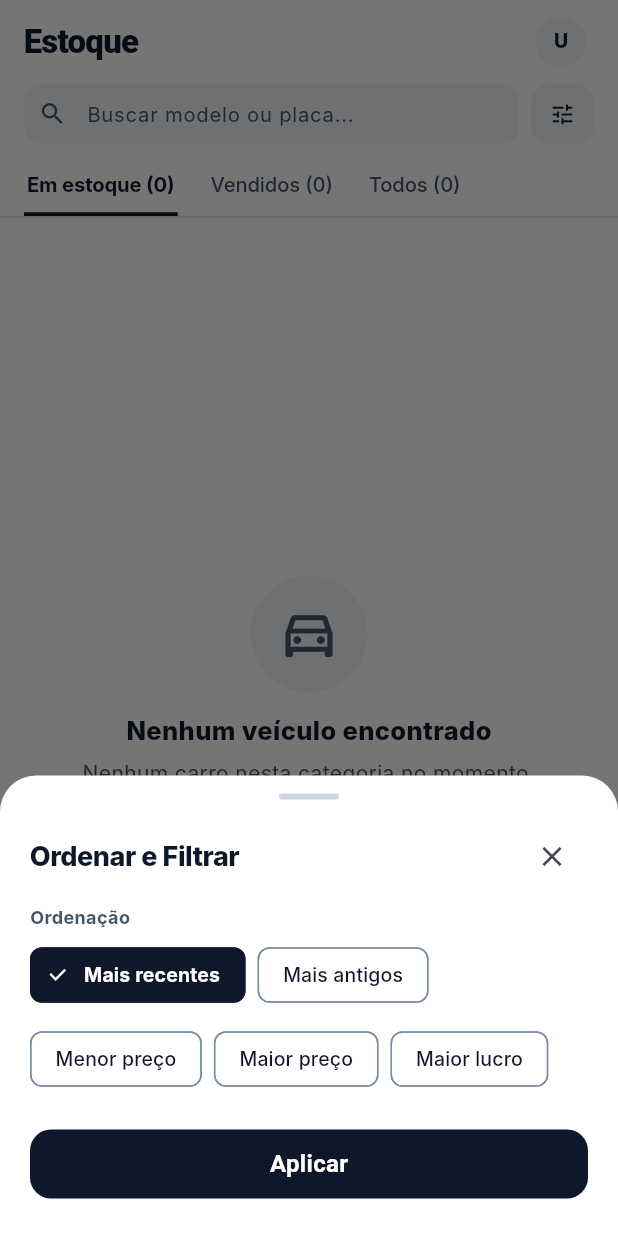
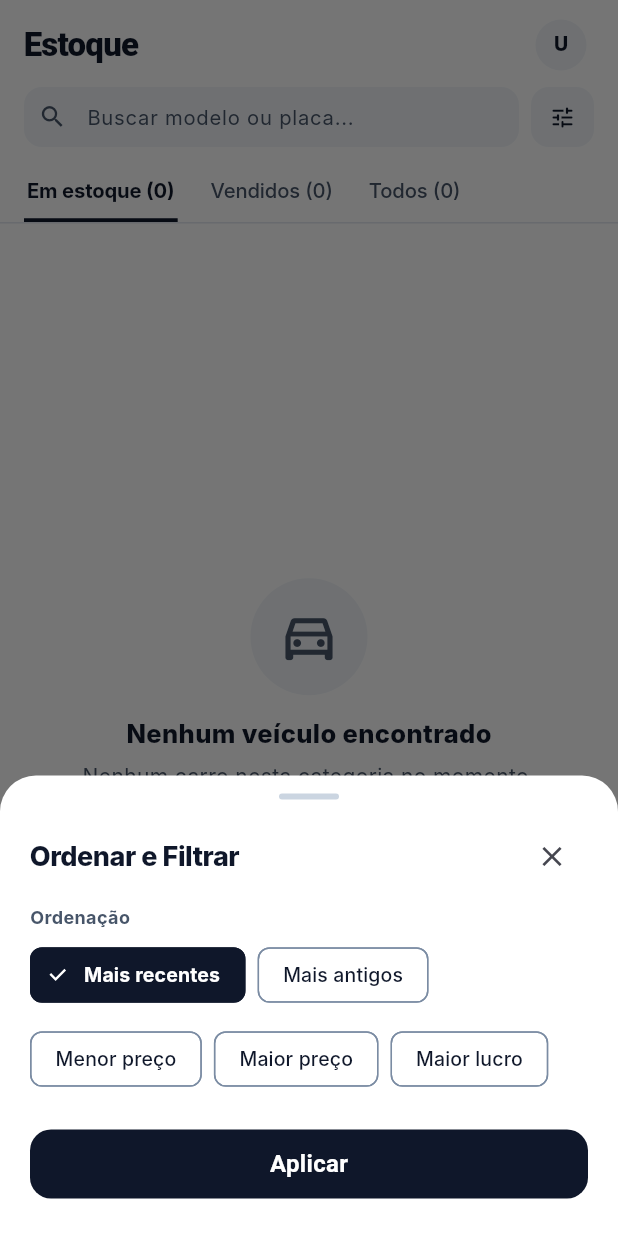
Before and after one commit to xmatheusgc/AutoSaldo, a Flutter app: the screen it shows once a user with an empty profile is signed in, after a tap on the "tune" icon, on a phone screen of 412 x 824 dp. Run offline on Flutter 3.47's test engine with Material 3 defaults, Android fonts, the phone set to English and light mode, and no system bars; our stand-ins replace cloud_firestore, firebase_auth, firebase_core, web; missing offline and left inert: dart:js_interop; accounts and stored records are empty; Roboto replaces fonts that are missing (Inter); statements that could not run were skipped.

Commit message:
refactor(ui): standardize top header alignment and move CSV export out of header

```diff
--- a/lib/presentation/screens/stock/stock_screen.dart
+++ b/lib/presentation/screens/stock/stock_screen.dart
@@ -12,6 +12,7 @@ import '../../theme/app_theme.dart';
 import '../../widgets/app_segmented_control.dart';
 import '../../widgets/car_plate_widget.dart';
 import '../../widgets/responsive_layout.dart';
+import '../../widgets/screen_header_row.dart';
 import 'vehicle_detail_screen.dart';
 import 'vehicle_form_screen.dart';
 
@@ -839,57 +840,17 @@ class _StockScreenState extends State<StockScreen> {
               scrolledUnderElevation: 0,
               backgroundColor: Colors.white,
               surfaceTintColor: Colors.transparent,
-              toolbarHeight: 104,
+              toolbarHeight: 108,
               titleSpacing: 0,
               title: Padding(
                 padding: const EdgeInsets.fromLTRB(16, 8, 16, 10),
                 child: Column(
                   mainAxisSize: MainAxisSize.min,
                   children: [
-                    Row(
-                      children: [
-                        const Expanded(
-                          child: Text(
-                            'Estoque',
-                            style: TextStyle(
-                              fontSize: 22,
-                              fontWeight: FontWeight.w800,
-                              color: AppTheme.textMain,
-                              letterSpacing: -0.5,
-                            ),
-                          ),
-                        ),
-                        if (widget.onOpenAccount != null)
-                          Tooltip(
-                            message: 'Minha Conta',
-                            child: Semantics(
-                              button: true,
-                              label: 'Minha Conta',
-                              child: InkWell(
-                                onTap: widget.onOpenAccount,
-                                borderRadius: BorderRadius.circular(22),
-                                child: SizedBox(
-                                  width: 44,
-                                  height: 44,
-                                  child: Center(
-                                    child: CircleAvatar(
-                                      radius: 17,
-                                      backgroundColor: AppTheme.sectionDivider,
-                                      child: Text(
-                                        widget.userInitial ?? 'U',
-                                        style: const TextStyle(
-                                          fontSize: 13,
-                                          fontWeight: FontWeight.w800,
-                                          color: AppTheme.textMain,
-                                        ),
-                                      ),
-                                    ),
-                                  ),
-                                ),
-                              ),
-                            ),
-                          ),
-                      ],
+                    ScreenHeaderRow(
+                      title: 'Estoque',
+                      userInitial: widget.userInitial,
+                      onOpenAccount: widget.onOpenAccount,
                     ),
                     const SizedBox(height: 6),
                     Row(
@@ -1012,7 +973,9 @@ class _StockScreenState extends State<StockScreen> {
                   child: Column(
                     crossAxisAlignment: CrossAxisAlignment.stretch,
                     children: [
-                      Row(
+                      SizedBox(
+                        height: 44,
+                        child: Row(
                           children: [
                             const Text(
                               'Estoque',
@@ -1053,7 +1016,8 @@ class _StockScreenState extends State<StockScreen> {
                             ),
                           ],
                         ),
-                      const SizedBox(height: 12),
+                      ),
+                      const SizedBox(height: 10),
                       _buildTabsBar(
                         inStockCount,
                         soldCount,
--- a/lib/presentation/screens/summary/monthly_summary_screen.dart
+++ b/lib/presentation/screens/summary/monthly_summary_screen.dart
@@ -13,6 +13,7 @@ import '../../../domain/services/financial_calculator.dart';
 import '../../theme/app_theme.dart';
 import '../../widgets/app_segmented_control.dart';
 import '../../widgets/responsive_layout.dart';
+import '../../widgets/screen_header_row.dart';
 import '../stock/vehicle_detail_screen.dart';
 import 'csv_download_helper.dart';
 import 'model_performance_view.dart';
@@ -564,72 +565,14 @@ class _MonthlySummaryScreenState extends State<MonthlySummaryScreen> {
                         Padding(
                           padding: EdgeInsets.fromLTRB(
                             isDesktopLayout ? 24 : 16,
-                            isDesktopLayout ? 14 : 10,
-                            isDesktopLayout ? 24 : 12,
-                            4,
+                            isDesktopLayout ? 14 : 8,
+                            isDesktopLayout ? 24 : 16,
+                            isDesktopLayout ? 10 : 6,
                           ),
-                          child: Row(
-                            children: [
-                              Expanded(
-                                child: Text(
-                                  'Resumo Financeiro',
-                                  maxLines: 1,
-                                  overflow: TextOverflow.ellipsis,
-                                  style: TextStyle(
-                                    fontSize: isDesktopLayout ? 22 : 20,
-                                    fontWeight: FontWeight.w800,
-                                    color: AppTheme.textMain,
-                                    letterSpacing: -0.5,
-                                  ),
-                                ),
-                              ),
-                              OutlinedButton.icon(
-                                icon: const Icon(Icons.file_download_outlined, size: 17),
-                                label: const Text(
-                                  'Exportar CSV',
-                                  style: TextStyle(fontWeight: FontWeight.w700, fontSize: 12.5),
-                                ),
-                                style: OutlinedButton.styleFrom(
-                                  foregroundColor: AppTheme.textMain,
-                                  backgroundColor: Colors.white,
-                                  side: const BorderSide(color: AppTheme.borderInteractive),
-                                  minimumSize: const Size(110, 38),
-                                  padding: const EdgeInsets.symmetric(horizontal: 12, vertical: 6),
-                                  shape: RoundedRectangleBorder(
-                                    borderRadius: BorderRadius.circular(10),
-                                  ),
-                                ),
-                                onPressed: () => _exportCsv(vehicles, expenses),
-                              ),
-                              if (!isDesktopLayout && widget.onOpenAccount != null) ...[
-                                const SizedBox(width: 4),
-                                Tooltip(
-                                  message: 'Minha Conta',
-                                  child: InkWell(
-                                    onTap: widget.onOpenAccount,
-                                    borderRadius: BorderRadius.circular(22),
-                                    child: SizedBox(
-                                      width: 40,
-                                      height: 40,
-                                      child: Center(
-                                        child: CircleAvatar(
-                                          radius: 16,
-                                          backgroundColor: AppTheme.sectionDivider,
-                                          child: Text(
-                                            widget.userInitial ?? 'U',
-                                            style: const TextStyle(
-                                              fontSize: 13,
-                                              fontWeight: FontWeight.w800,
-                                              color: AppTheme.textMain,
-                                            ),
-                                          ),
-                                        ),
-                                      ),
-                                    ),
-                                  ),
-                                ),
-                              ],
-                            ],
+                          child: ScreenHeaderRow(
+                            title: 'Resumo Financeiro',
+                            userInitial: widget.userInitial,
+                            onOpenAccount: !isDesktopLayout ? widget.onOpenAccount : null,
                           ),
                         ),
                         AppUnderlineTabBar<int>(
@@ -1121,7 +1064,10 @@ class _MonthlySummaryScreenState extends State<MonthlySummaryScreen> {
                                 ? ResponsiveBreakpoints.maxContentWidth
                                 : 640,
                           ),
-                          child: _selectedSection == 1
+                          child: Column(
+                            crossAxisAlignment: CrossAxisAlignment.stretch,
+                            children: [
+                              _selectedSection == 1
                                   ? Padding(
                                       padding: EdgeInsets.fromLTRB(
                                         isDesktopLayout ? 24 : 16,
@@ -1194,6 +1140,52 @@ class _MonthlySummaryScreenState extends State<MonthlySummaryScreen> {
                                             Padding(
                                               padding: const EdgeInsets.all(16),
                                               child: categoryExpensesCard,
+                                            ),
+                                          ],
+                                        ),
+                              if (!isDesktopLayout && _selectedSection == 0)
+                                Container(height: 8, color: AppTheme.sectionDivider),
+                              Padding(
+                                padding: EdgeInsets.fromLTRB(
+                                  isDesktopLayout ? 24 : 16,
+                                  16,
+                                  isDesktopLayout ? 24 : 16,
+                                  0,
+                                ),
+                                child: Align(
+                                  alignment: isDesktopLayout
+                                      ? Alignment.centerRight
+                                      : Alignment.center,
+                                  child: SizedBox(
+                                    width: isDesktopLayout ? null : double.infinity,
+                                    child: OutlinedButton.icon(
+                                      icon: const Icon(Icons.file_download_outlined, size: 18),
+                                      label: const Text(
+                                        'Exportar CSV',
+                                        style: TextStyle(
+                                          fontWeight: FontWeight.w700,
+                                          fontSize: 13.5,
+                                        ),
+                                      ),
+                                      style: OutlinedButton.styleFrom(
+                                        foregroundColor: AppTheme.textMain,
+                                        backgroundColor: Colors.white,
+                                        side: const BorderSide(
+                                          color: AppTheme.borderInteractive,
+                                        ),
+                                        minimumSize: const Size(140, 44),
+                                        padding: const EdgeInsets.symmetric(
+                                          horizontal: 16,
+                                          vertical: 10,
+                                        ),
+                                        shape: RoundedRectangleBorder(
+                                          borderRadius: BorderRadius.circular(12),
+                                        ),
+                                      ),
+                                      onPressed: () => _exportCsv(vehicles, expenses),
+                                    ),
+                                  ),
+                                ),
                               ),
                             ],
                           ),
--- /dev/null
+++ b/lib/presentation/widgets/screen_header_row.dart
@@ -0,0 +1,71 @@
+import 'package:flutter/material.dart';
+import '../theme/app_theme.dart';
+
+/// Barra superior padrão com título da seção e botão de conta (no mobile).
+/// Garante posicionamento e proporções idênticas entre as telas principais.
+class ScreenHeaderRow extends StatelessWidget {
+  final String title;
+  final String? userInitial;
+  final VoidCallback? onOpenAccount;
+
+  const ScreenHeaderRow({
+    super.key,
+    required this.title,
+    this.userInitial,
+    this.onOpenAccount,
+  });
+
+  @override
+  Widget build(BuildContext context) {
+    return SizedBox(
+      height: 44,
+      child: Row(
+        children: [
+          Expanded(
+            child: Text(
+              title,
+              maxLines: 1,
+              overflow: TextOverflow.ellipsis,
+              style: const TextStyle(
+                fontSize: 22,
+                fontWeight: FontWeight.w800,
+                color: AppTheme.textMain,
+                letterSpacing: -0.5,
+              ),
+            ),
+          ),
+          if (onOpenAccount != null)
+            Tooltip(
+              message: 'Minha Conta',
+              child: Semantics(
+                button: true,
+                label: 'Minha Conta',
+                child: InkWell(
+                  onTap: onOpenAccount,
+                  borderRadius: BorderRadius.circular(22),
+                  child: SizedBox(
+                    width: 44,
+                    height: 44,
+                    child: Center(
+                      child: CircleAvatar(
+                        radius: 17,
+                        backgroundColor: AppTheme.sectionDivider,
+                        child: Text(
+                          userInitial ?? 'U',
+                          style: const TextStyle(
+                            fontSize: 13,
+                            fontWeight: FontWeight.w800,
+                            color: AppTheme.textMain,
+                          ),
+                        ),
+                      ),
+                    ),
+                  ),
+                ),
+              ),
+            ),
+        ],
+      ),
+    );
+  }
+}
```
Lines whose indentation alone changed are shown as unchanged.
